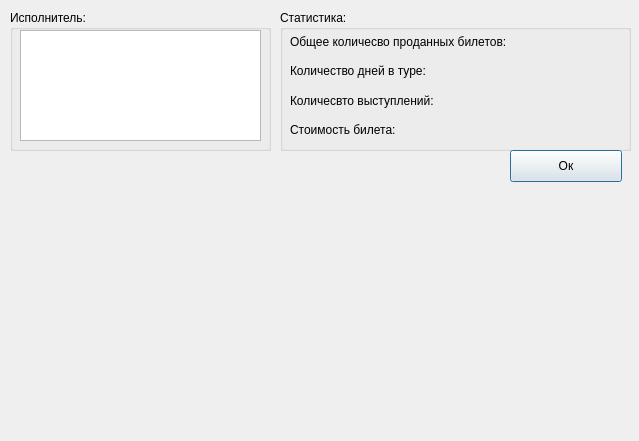
This is TRPO/info.ui in blackduffelbag/trpo as Qt 5 draws it before an edit. The edited form follows.
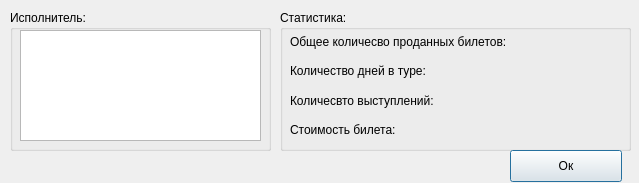
This is the edited form.

Diff of the .ui file:
```diff
--- a/TRPO/info.ui
+++ b/TRPO/info.ui
@@ -7,7 +7,7 @@
     <x>0</x>
     <y>0</y>
     <width>639</width>
-    <height>441</height>
+    <height>183</height>
    </rect>
   </property>
   <property name="windowTitle">
```
